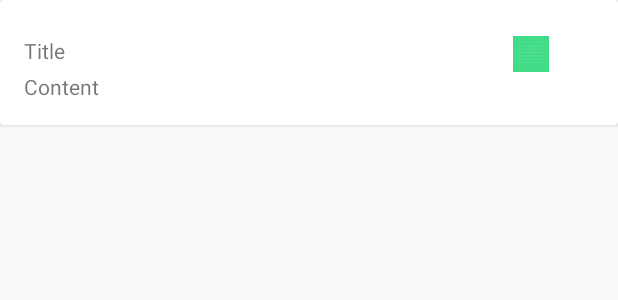
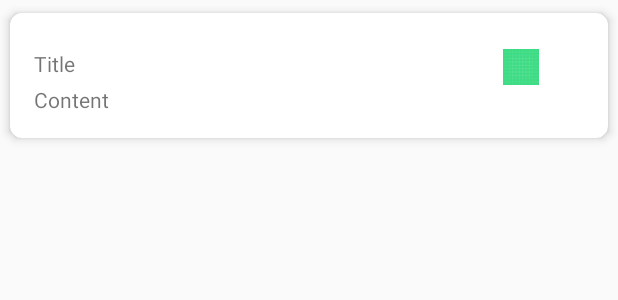
Before and after one commit to TCompuVenture/OrganizeThatCooler-, an Android app built with Jetpack Compose: the layout note_item.xml on its own in the app's theme, with its tools: preview values and no code run, on a phone screen of 412 x 824 dp. Shown: the top 300 px of the screen. Run offline under Robolectric (Android 15) with nearby library versions, the phone set to English and light mode, and no system bars.

Commit message:
gotLayOutHeightRight

```diff
--- a/app/src/main/res/layout/note_item.xml
+++ b/app/src/main/res/layout/note_item.xml
@@ -3,7 +3,11 @@
     xmlns:android="http://schemas.android.com/apk/res/android"
     xmlns:app="http://schemas.android.com/apk/res-auto"
     android:layout_width="match_parent"
-    android:layout_height="wrap_content">
+    android:layout_height="wrap_content"
+    app:cardCornerRadius="8dp"
+    app:cardElevation="4dp"
+    app:cardUseCompatPadding="true">
+
 
     <LinearLayout
         android:layout_width="match_parent"
```
